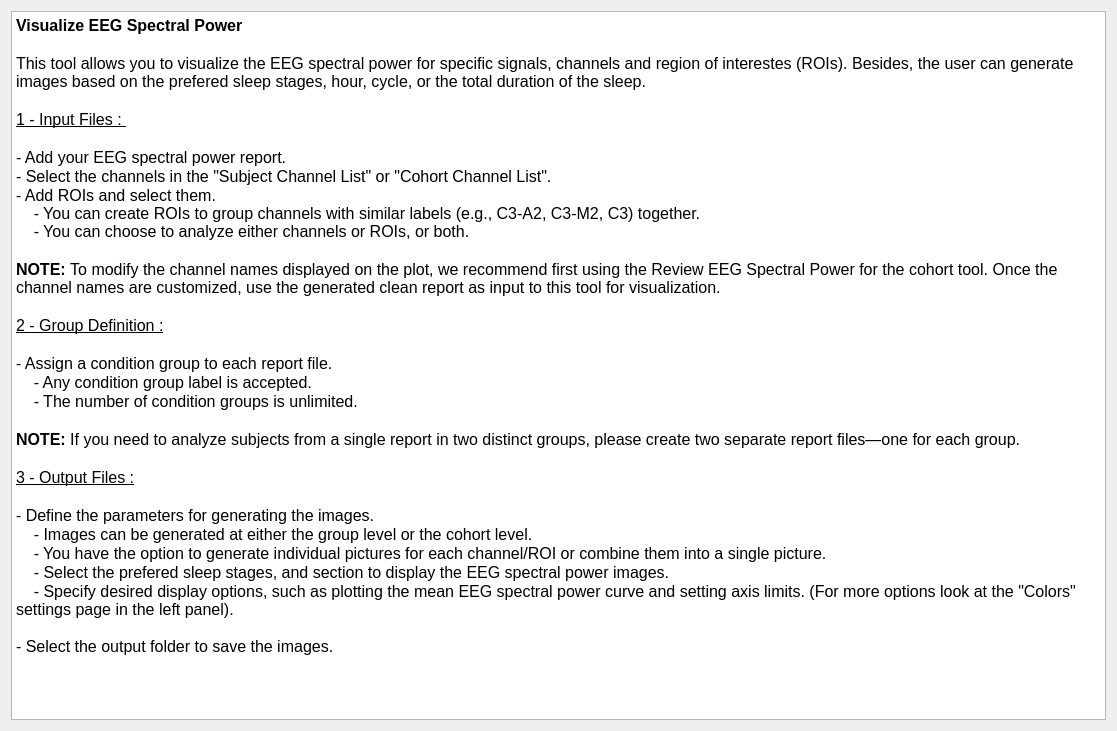
This is tools/CEAMSTools/PSAImages/IntroStep/Ui_IntroStep.ui in SnoozToolbox/snooz-package-ceams as Qt 5 draws it before an edit. The edited form follows.
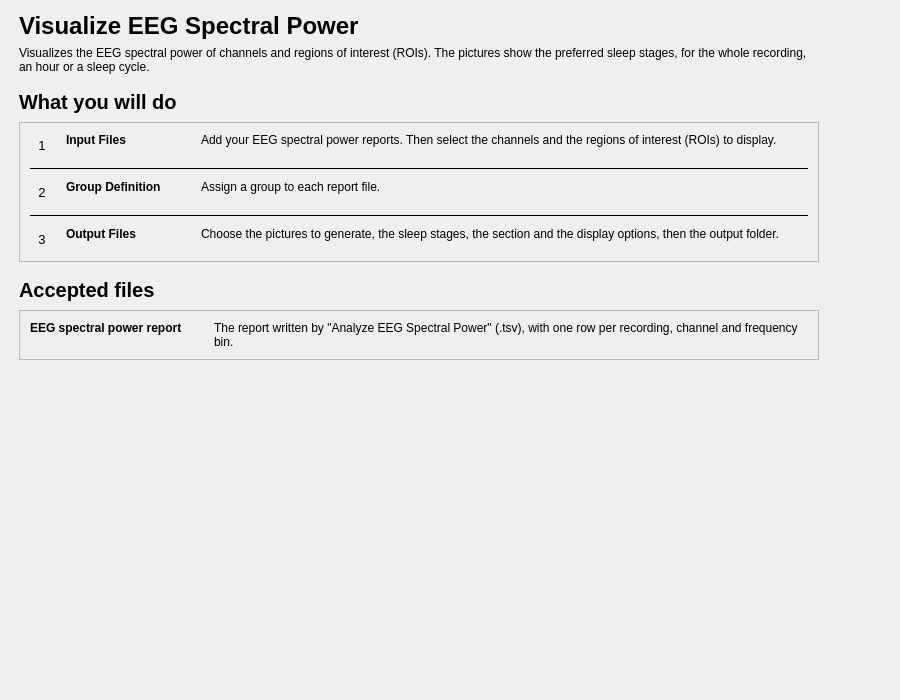
This is the edited form.

Commit message: Visualize EEG Spectral Power: redesigned pages (tool 2.2.1, module PSA Pics Generator 2.1.2)

What changed in the file:
```diff
--- a/tools/CEAMSTools/PSAImages/IntroStep/Ui_IntroStep.ui
+++ b/tools/CEAMSTools/PSAImages/IntroStep/Ui_IntroStep.ui
@@ -6,67 +6,486 @@
    <rect>
     <x>0</x>
     <y>0</y>
-    <width>1117</width>
-    <height>731</height>
+    <width>900</width>
+    <height>700</height>
    </rect>
   </property>
   <property name="windowTitle">
    <string/>
   </property>
   <layout class="QVBoxLayout" name="verticalLayout">
-   <property name="spacing">
-    <number>25</number>
+   <property name="leftMargin">
+    <number>19</number>
+   </property>
+   <property name="topMargin">
+    <number>12</number>
+   </property>
+   <property name="rightMargin">
+    <number>19</number>
+   </property>
+   <property name="bottomMargin">
+    <number>12</number>
    </property>
    <item>
-    <layout class="QVBoxLayout" name="verticalLayout_2">
+    <layout class="QHBoxLayout" name="content_row" stretch="1,0">
+     <property name="leftMargin">
+      <number>0</number>
+     </property>
+     <property name="topMargin">
+      <number>0</number>
+     </property>
+     <property name="rightMargin">
+      <number>0</number>
+     </property>
+     <property name="bottomMargin">
+      <number>0</number>
+     </property>
      <item>
-      <widget class="QTextEdit" name="textEdit">
-       <property name="readOnly">
-        <bool>true</bool>
+      <widget class="QWidget" name="content_widget" native="true">
+       <property name="maximumSize">
+        <size>
+         <width>800</width>
+         <height>16777215</height>
+        </size>
        </property>
-       <property name="html">
-        <string>&lt;!DOCTYPE HTML PUBLIC &quot;-//W3C//DTD HTML 4.0//EN&quot; &quot;http://www.w3.org/TR/REC-html40/strict.dtd&quot;&gt;
-&lt;html&gt;&lt;head&gt;&lt;meta name=&quot;qrichtext&quot; content=&quot;1&quot; /&gt;&lt;meta charset=&quot;utf-8&quot; /&gt;&lt;style type=&quot;text/css&quot;&gt;
-p, li { white-space: pre-wrap; }
-hr { height: 1px; border-width: 0; }
-li.unchecked::marker { content: &quot;\2610&quot;; }
-li.checked::marker { content: &quot;\2612&quot;; }
-&lt;/style&gt;&lt;/head&gt;&lt;body style=&quot; font-size:12pt; font-weight:400; font-style:normal;&quot;&gt;
-&lt;p style=&quot; margin-top:0px; margin-bottom:0px; margin-left:0px; margin-right:0px; -qt-block-indent:0; text-indent:0px;&quot;&gt;&lt;span style=&quot; font-weight:600;&quot;&gt;Visualize EEG Spectral Power&lt;/span&gt;&lt;/p&gt;
-&lt;p style=&quot;-qt-paragraph-type:empty; margin-top:0px; margin-bottom:0px; margin-left:0px; margin-right:0px; -qt-block-indent:0; text-indent:0px;&quot;&gt;&lt;br /&gt;&lt;/p&gt;
-&lt;p style=&quot; margin-top:0px; margin-bottom:0px; margin-left:0px; margin-right:0px; -qt-block-indent:0; text-indent:0px;&quot;&gt;This tool allows you to visualize the EEG spectral power for specific signals, channels and region of interestes (ROIs). Besides, the user can generate images based on the prefered sleep stages, hour, cycle, or the total duration of the sleep.&lt;/p&gt;
-&lt;p style=&quot;-qt-paragraph-type:empty; margin-top:0px; margin-bottom:0px; margin-left:0px; margin-right:0px; -qt-block-indent:0; text-indent:0px;&quot;&gt;&lt;br /&gt;&lt;/p&gt;
-&lt;p style=&quot; margin-top:0px; margin-bottom:0px; margin-left:0px; margin-right:0px; -qt-block-indent:0; text-indent:0px;&quot;&gt;&lt;span style=&quot; text-decoration: underline;&quot;&gt;1 - Input Files : &lt;/span&gt;&lt;/p&gt;
-&lt;p style=&quot;-qt-paragraph-type:empty; margin-top:0px; margin-bottom:0px; margin-left:0px; margin-right:0px; -qt-block-indent:0; text-indent:0px; text-decoration: underline;&quot;&gt;&lt;br /&gt;&lt;/p&gt;
-&lt;p style=&quot; margin-top:0px; margin-bottom:0px; margin-left:0px; margin-right:0px; -qt-block-indent:0; text-indent:0px;&quot;&gt;- Add your EEG spectral power report.&lt;/p&gt;
-&lt;p style=&quot; margin-top:0px; margin-bottom:0px; margin-left:0px; margin-right:0px; -qt-block-indent:0; text-indent:0px;&quot;&gt;- Select the channels in the &amp;quot;Subject Channel List&amp;quot; or &amp;quot;Cohort Channel List&amp;quot;.&lt;/p&gt;
-&lt;p style=&quot; margin-top:0px; margin-bottom:0px; margin-left:0px; margin-right:0px; -qt-block-indent:0; text-indent:0px;&quot;&gt;- Add ROIs and select them. &lt;br /&gt;    - You can create ROIs to group channels with similar labels (e.g., C3-A2, C3-M2, C3) together.  &lt;br /&gt;    - You can choose to analyze either channels or ROIs, or both.&lt;/p&gt;
-&lt;p style=&quot;-qt-paragraph-type:empty; margin-top:0px; margin-bottom:0px; margin-left:0px; margin-right:0px; -qt-block-indent:0; text-indent:0px;&quot;&gt;&lt;br /&gt;&lt;/p&gt;
-&lt;p style=&quot; margin-top:0px; margin-bottom:0px; margin-left:0px; margin-right:0px; -qt-block-indent:0; text-indent:0px;&quot;&gt;&lt;span style=&quot; font-weight:700;&quot;&gt;NOTE: &lt;/span&gt;To modify the channel names displayed on the plot, we recommend first using the Review EEG Spectral Power for the cohort tool. Once the channel names are customized, use the generated clean report as input to this tool for visualization.&lt;/p&gt;
-&lt;p style=&quot;-qt-paragraph-type:empty; margin-top:0px; margin-bottom:0px; margin-left:0px; margin-right:0px; -qt-block-indent:0; text-indent:0px;&quot;&gt;&lt;br /&gt;&lt;/p&gt;
-&lt;p style=&quot; margin-top:0px; margin-bottom:0px; margin-left:0px; margin-right:0px; -qt-block-indent:0; text-indent:0px;&quot;&gt;&lt;span style=&quot; text-decoration: underline;&quot;&gt;2 - Group Definition :&lt;/span&gt;&lt;/p&gt;
-&lt;p style=&quot;-qt-paragraph-type:empty; margin-top:0px; margin-bottom:0px; margin-left:0px; margin-right:0px; -qt-block-indent:0; text-indent:0px; text-decoration: underline;&quot;&gt;&lt;br /&gt;&lt;/p&gt;
-&lt;p style=&quot; margin-top:0px; margin-bottom:0px; margin-left:0px; margin-right:0px; -qt-block-indent:0; text-indent:0px;&quot;&gt;- Assign a condition group to each report file.  &lt;/p&gt;
-&lt;p style=&quot; margin-top:0px; margin-bottom:0px; margin-left:0px; margin-right:0px; -qt-block-indent:0; text-indent:0px;&quot;&gt;    - Any condition group label is accepted.  &lt;/p&gt;
-&lt;p style=&quot; margin-top:0px; margin-bottom:0px; margin-left:0px; margin-right:0px; -qt-block-indent:0; text-indent:0px;&quot;&gt;    - The number of condition groups is unlimited.&lt;/p&gt;
-&lt;p style=&quot;-qt-paragraph-type:empty; margin-top:0px; margin-bottom:0px; margin-left:0px; margin-right:0px; -qt-block-indent:0; text-indent:0px;&quot;&gt;&lt;br /&gt;&lt;/p&gt;
-&lt;p style=&quot; margin-top:0px; margin-bottom:0px; margin-left:0px; margin-right:0px; -qt-block-indent:0; text-indent:0px;&quot;&gt;&lt;span style=&quot; font-weight:700;&quot;&gt;NOTE:&lt;/span&gt; If you need to analyze subjects from a single report in two distinct groups, please create two separate report files—one for each group.&lt;/p&gt;
-&lt;p style=&quot;-qt-paragraph-type:empty; margin-top:0px; margin-bottom:0px; margin-left:0px; margin-right:0px; -qt-block-indent:0; text-indent:0px;&quot;&gt;&lt;br /&gt;&lt;/p&gt;
-&lt;p style=&quot; margin-top:0px; margin-bottom:0px; margin-left:0px; margin-right:0px; -qt-block-indent:0; text-indent:0px;&quot;&gt;&lt;span style=&quot; text-decoration: underline;&quot;&gt;3 - Output Files :&lt;/span&gt;&lt;/p&gt;
-&lt;p style=&quot;-qt-paragraph-type:empty; margin-top:0px; margin-bottom:0px; margin-left:0px; margin-right:0px; -qt-block-indent:0; text-indent:0px; text-decoration: underline;&quot;&gt;&lt;br /&gt;&lt;/p&gt;
-&lt;p style=&quot; margin-top:0px; margin-bottom:0px; margin-left:0px; margin-right:0px; -qt-block-indent:0; text-indent:0px;&quot;&gt;- Define the parameters for generating the images. &lt;/p&gt;
-&lt;p style=&quot; margin-top:0px; margin-bottom:0px; margin-left:0px; margin-right:0px; -qt-block-indent:0; text-indent:0px;&quot;&gt;    - Images can be generated at either the group level or the cohort level.&lt;/p&gt;
-&lt;p style=&quot; margin-top:0px; margin-bottom:0px; margin-left:0px; margin-right:0px; -qt-block-indent:0; text-indent:0px;&quot;&gt;    - You have the option to generate individual pictures for each channel/ROI or combine them into a single picture.&lt;/p&gt;
-&lt;p style=&quot; margin-top:0px; margin-bottom:0px; margin-left:0px; margin-right:0px; -qt-block-indent:0; text-indent:0px;&quot;&gt;    - Select the prefered sleep stages, and section to display the EEG spectral power images.&lt;/p&gt;
-&lt;p style=&quot; margin-top:0px; margin-bottom:0px; margin-left:0px; margin-right:0px; -qt-block-indent:0; text-indent:0px;&quot;&gt;    - Specify desired display options, such as plotting the mean EEG spectral power curve and setting axis limits. (For more options look at the &amp;quot;Colors&amp;quot; settings page in the left panel).&lt;br /&gt;&lt;/p&gt;
-&lt;p style=&quot; margin-top:0px; margin-bottom:0px; margin-left:0px; margin-right:0px; -qt-block-indent:0; text-indent:0px;&quot;&gt;- Select the output folder to save the images.&lt;/p&gt;
-&lt;p style=&quot;-qt-paragraph-type:empty; margin-top:0px; margin-bottom:0px; margin-left:0px; margin-right:0px; -qt-block-indent:0; text-indent:0px;&quot;&gt;&lt;br /&gt;&lt;/p&gt;
-&lt;p style=&quot;-qt-paragraph-type:empty; margin-top:0px; margin-bottom:0px; margin-left:0px; margin-right:0px; -qt-block-indent:0; text-indent:0px;&quot;&gt;&lt;br /&gt;&lt;/p&gt;&lt;/body&gt;&lt;/html&gt;</string>
-       </property>
+       <layout class="QVBoxLayout" name="content_layout">
+        <property name="spacing">
+         <number>16</number>
+        </property>
+        <property name="leftMargin">
+         <number>0</number>
+        </property>
+        <property name="topMargin">
+         <number>0</number>
+        </property>
+        <property name="rightMargin">
+         <number>0</number>
+        </property>
+        <property name="bottomMargin">
+         <number>0</number>
+        </property>
+        <item>
+         <layout class="QVBoxLayout" name="header_layout">
+          <property name="spacing">
+           <number>6</number>
+          </property>
+          <item>
+           <widget class="QLabel" name="title_label">
+            <property name="font">
+             <font>
+              <pointsize>18</pointsize>
+              <bold>true</bold>
+             </font>
+            </property>
+            <property name="text">
+             <string>Visualize EEG Spectral Power</string>
+            </property>
+           </widget>
+          </item>
+          <item>
+           <widget class="QLabel" name="subtitle_label">
+            <property name="text">
+             <string>Visualizes the EEG spectral power of channels and regions of interest (ROIs). The pictures show the preferred sleep stages, for the whole recording, an hour or a sleep cycle.</string>
+            </property>
+            <property name="wordWrap">
+             <bool>true</bool>
+            </property>
+            <property name="variant" stdset="0">
+             <string notr="true">help</string>
+            </property>
+           </widget>
+          </item>
+         </layout>
+        </item>
+        <item>
+         <layout class="QVBoxLayout" name="steps_section_layout">
+          <property name="spacing">
+           <number>8</number>
+          </property>
+          <item>
+           <widget class="QLabel" name="steps_title_label">
+            <property name="font">
+             <font>
+              <pointsize>15</pointsize>
+              <bold>true</bold>
+             </font>
+            </property>
+            <property name="text">
+             <string>What you will do</string>
+            </property>
+           </widget>
+          </item>
+          <item>
+           <widget class="QFrame" name="steps_card">
+            <property name="frameShape">
+             <enum>QFrame::Shape::StyledPanel</enum>
+            </property>
+            <property name="frameShadow">
+             <enum>QFrame::Shadow::Raised</enum>
+            </property>
+            <layout class="QVBoxLayout" name="steps_card_layout">
+             <property name="spacing">
+              <number>10</number>
+             </property>
+             <property name="leftMargin">
+              <number>10</number>
+             </property>
+             <property name="topMargin">
+              <number>10</number>
+             </property>
+             <property name="rightMargin">
+              <number>10</number>
+             </property>
+             <property name="bottomMargin">
+              <number>10</number>
+             </property>
+             <item>
+              <layout class="QGridLayout" name="steps_grid" columnstretch="0,0,0,1">
+               <property name="horizontalSpacing">
+                <number>12</number>
+               </property>
+               <property name="verticalSpacing">
+                <number>10</number>
+               </property>
+               <item row="0" column="0" alignment="Qt::AlignmentFlag::AlignTop">
+                <widget class="QLabel" name="step_1_number_label">
+                 <property name="font">
+                  <font>
+                   <pointsize>10</pointsize>
+                  </font>
+                 </property>
+                 <property name="text">
+                  <string>1</string>
+                 </property>
+                 <property name="variant" stdset="0">
+                  <string notr="true">step_number</string>
+                 </property>
+                 <property name="minimumSize">
+                  <size>
+                   <width>24</width>
+                   <height>24</height>
+                  </size>
+                 </property>
+                 <property name="maximumSize">
+                  <size>
+                   <width>24</width>
+                   <height>24</height>
+                  </size>
+                 </property>
+                 <property name="alignment">
+                  <set>Qt::AlignmentFlag::AlignCenter</set>
+                 </property>
+                </widget>
+               </item>
+               <item row="0" column="1">
+                <widget class="QLabel" name="step_1_name_label">
+                 <property name="font">
+                  <font>
+                   <bold>true</bold>
+                  </font>
+                 </property>
+                 <property name="text">
+                  <string>Input Files</string>
+                 </property>
+                 <property name="alignment">
+                  <set>Qt::AlignmentFlag::AlignLeading|Qt::AlignmentFlag::AlignLeft|Qt::AlignmentFlag::AlignTop</set>
+                 </property>
+                </widget>
+               </item>
+               <item row="0" column="2">
+                <spacer name="steps_gap">
+                 <property name="orientation">
+                  <enum>Qt::Orientation::Horizontal</enum>
+                 </property>
+                 <property name="sizeType">
+                  <enum>QSizePolicy::Policy::Fixed</enum>
+                 </property>
+                 <property name="sizeHint" stdset="0">
+                  <size>
+                   <width>16</width>
+                   <height>20</height>
+                  </size>
+                 </property>
+                </spacer>
+               </item>
+               <item row="0" column="3">
+                <widget class="QLabel" name="step_1_label">
+                 <property name="text">
+                  <string>Add your EEG spectral power reports. Then select the channels and the regions of interest (ROIs) to display.</string>
+                 </property>
+                 <property name="wordWrap">
+                  <bool>true</bool>
+                 </property>
+                 <property name="variant" stdset="0">
+                  <string notr="true">help</string>
+                 </property>
+                 <property name="alignment">
+                  <set>Qt::AlignmentFlag::AlignLeading|Qt::AlignmentFlag::AlignLeft|Qt::AlignmentFlag::AlignTop</set>
+                 </property>
+                </widget>
+               </item>
+               <item row="1" column="0" rowspan="1" colspan="4">
+                <widget class="QFrame" name="step_line_2">
+                 <property name="frameShape">
+                  <enum>QFrame::Shape::HLine</enum>
+                 </property>
+                 <property name="frameShadow">
+                  <enum>QFrame::Shadow::Plain</enum>
+                 </property>
+                </widget>
+               </item>
+               <item row="2" column="0" alignment="Qt::AlignmentFlag::AlignTop">
+                <widget class="QLabel" name="step_2_number_label">
+                 <property name="font">
+                  <font>
+                   <pointsize>10</pointsize>
+                  </font>
+                 </property>
+                 <property name="text">
+                  <string>2</string>
+                 </property>
+                 <property name="variant" stdset="0">
+                  <string notr="true">step_number</string>
+                 </property>
+                 <property name="minimumSize">
+                  <size>
+                   <width>24</width>
+                   <height>24</height>
+                  </size>
+                 </property>
+                 <property name="maximumSize">
+                  <size>
+                   <width>24</width>
+                   <height>24</height>
+                  </size>
+                 </property>
+                 <property name="alignment">
+                  <set>Qt::AlignmentFlag::AlignCenter</set>
+                 </property>
+                </widget>
+               </item>
+               <item row="2" column="1">
+                <widget class="QLabel" name="step_2_name_label">
+                 <property name="font">
+                  <font>
+                   <bold>true</bold>
+                  </font>
+                 </property>
+                 <property name="text">
+                  <string>Group Definition</string>
+                 </property>
+                 <property name="alignment">
+                  <set>Qt::AlignmentFlag::AlignLeading|Qt::AlignmentFlag::AlignLeft|Qt::AlignmentFlag::AlignTop</set>
+                 </property>
+                </widget>
+               </item>
+               <item row="2" column="3">
+                <widget class="QLabel" name="step_2_label">
+                 <property name="text">
+                  <string>Assign a group to each report file.</string>
+                 </property>
+                 <property name="wordWrap">
+                  <bool>true</bool>
+                 </property>
+                 <property name="variant" stdset="0">
+                  <string notr="true">help</string>
+                 </property>
+                 <property name="alignment">
+                  <set>Qt::AlignmentFlag::AlignLeading|Qt::AlignmentFlag::AlignLeft|Qt::AlignmentFlag::AlignTop</set>
+                 </property>
+                </widget>
+               </item>
+               <item row="3" column="0" rowspan="1" colspan="4">
+                <widget class="QFrame" name="step_line_3">
+                 <property name="frameShape">
+                  <enum>QFrame::Shape::HLine</enum>
+                 </property>
+                 <property name="frameShadow">
+                  <enum>QFrame::Shadow::Plain</enum>
+                 </property>
+                </widget>
+               </item>
+               <item row="4" column="0" alignment="Qt::AlignmentFlag::AlignTop">
+                <widget class="QLabel" name="step_3_number_label">
+                 <property name="font">
+                  <font>
+                   <pointsize>10</pointsize>
+                  </font>
+                 </property>
+                 <property name="text">
+                  <string>3</string>
+                 </property>
+                 <property name="variant" stdset="0">
+                  <string notr="true">step_number</string>
+                 </property>
+                 <property name="minimumSize">
+                  <size>
+                   <width>24</width>
+                   <height>24</height>
+                  </size>
+                 </property>
+                 <property name="maximumSize">
+                  <size>
+                   <width>24</width>
+                   <height>24</height>
+                  </size>
+                 </property>
+                 <property name="alignment">
+                  <set>Qt::AlignmentFlag::AlignCenter</set>
+                 </property>
+                </widget>
+               </item>
+               <item row="4" column="1">
+                <widget class="QLabel" name="step_3_name_label">
+                 <property name="font">
+                  <font>
+                   <bold>true</bold>
+                  </font>
+                 </property>
+                 <property name="text">
+                  <string>Output Files</string>
+                 </property>
+                 <property name="alignment">
+                  <set>Qt::AlignmentFlag::AlignLeading|Qt::AlignmentFlag::AlignLeft|Qt::AlignmentFlag::AlignTop</set>
+                 </property>
+                </widget>
+               </item>
+               <item row="4" column="3">
+                <widget class="QLabel" name="step_3_label">
+                 <property name="text">
+                  <string>Choose the pictures to generate, the sleep stages, the section and the display options, then the output folder.</string>
+                 </property>
+                 <property name="wordWrap">
+                  <bool>true</bool>
+                 </property>
+                 <property name="variant" stdset="0">
+                  <string notr="true">help</string>
+                 </property>
+                 <property name="alignment">
+                  <set>Qt::AlignmentFlag::AlignLeading|Qt::AlignmentFlag::AlignLeft|Qt::AlignmentFlag::AlignTop</set>
+                 </property>
+                </widget>
+               </item>
+              </layout>
+             </item>
+            </layout>
+           </widget>
+          </item>
+         </layout>
+        </item>
+        <item>
+         <layout class="QVBoxLayout" name="files_section_layout">
+          <property name="spacing">
+           <number>8</number>
+          </property>
+          <item>
+           <widget class="QLabel" name="files_title_label">
+            <property name="font">
+             <font>
+              <pointsize>15</pointsize>
+              <bold>true</bold>
+             </font>
+            </property>
+            <property name="text">
+             <string>Accepted files</string>
+            </property>
+           </widget>
+          </item>
+          <item>
+           <widget class="QFrame" name="files_card">
+            <property name="frameShape">
+             <enum>QFrame::Shape::StyledPanel</enum>
+            </property>
+            <property name="frameShadow">
+             <enum>QFrame::Shadow::Raised</enum>
+            </property>
+            <layout class="QVBoxLayout" name="files_card_layout">
+             <property name="spacing">
+              <number>10</number>
+             </property>
+             <property name="leftMargin">
+              <number>10</number>
+             </property>
+             <property name="topMargin">
+              <number>10</number>
+             </property>
+             <property name="rightMargin">
+              <number>10</number>
+             </property>
+             <property name="bottomMargin">
+              <number>10</number>
+             </property>
+             <item>
+              <layout class="QGridLayout" name="files_grid" columnstretch="0,1">
+               <property name="horizontalSpacing">
+                <number>32</number>
+               </property>
+               <property name="verticalSpacing">
+                <number>6</number>
+               </property>
+               <item row="0" column="0">
+                <widget class="QLabel" name="file_1_name_label">
+                 <property name="font">
+                  <font>
+                   <bold>true</bold>
+                  </font>
+                 </property>
+                 <property name="text">
+                  <string>EEG spectral power report</string>
+                 </property>
+                 <property name="alignment">
+                  <set>Qt::AlignmentFlag::AlignLeading|Qt::AlignmentFlag::AlignLeft|Qt::AlignmentFlag::AlignTop</set>
+                 </property>
+                </widget>
+               </item>
+               <item row="0" column="1">
+                <widget class="QLabel" name="file_1_label">
+                 <property name="text">
+                  <string>The report written by "Analyze EEG Spectral Power" (.tsv), with one row per recording, channel and frequency bin.</string>
+                 </property>
+                 <property name="wordWrap">
+                  <bool>true</bool>
+                 </property>
+                </widget>
+               </item>
+              </layout>
+             </item>
+            </layout>
+           </widget>
+          </item>
+         </layout>
+        </item>
+       </layout>
       </widget>
      </item>
+     <item>
+      <spacer name="content_spacer">
+       <property name="orientation">
+        <enum>Qt::Orientation::Horizontal</enum>
+       </property>
+       <property name="sizeHint" stdset="0">
+        <size>
+         <width>40</width>
+         <height>20</height>
+        </size>
+       </property>
+      </spacer>
+     </item>
     </layout>
    </item>
+   <item>
+    <spacer name="verticalSpacer">
+     <property name="orientation">
+      <enum>Qt::Orientation::Vertical</enum>
+     </property>
+     <property name="sizeHint" stdset="0">
+      <size>
+       <width>40</width>
+       <height>20</height>
+      </size>
+     </property>
+    </spacer>
+   </item>
   </layout>
  </widget>
  <resources>
```
Left out of the diff: 6 changed lines with no effect on the pictures. The commit also changes 18 other files.
